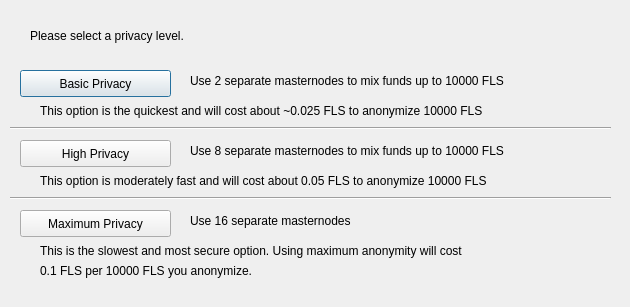
decenomy/FLS, file src/qt/forms/obfuscationconfig.ui: the form before one commit.
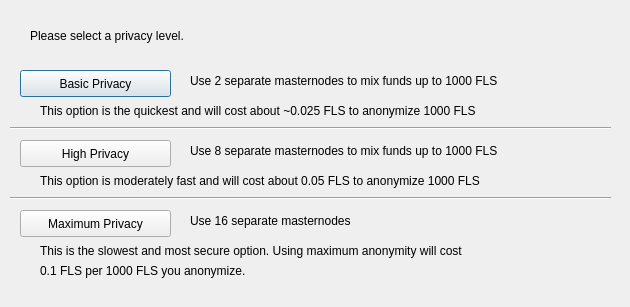
The form after the commit.

```diff
--- a/src/qt/forms/obfuscationconfig.ui
+++ b/src/qt/forms/obfuscationconfig.ui
@@ -75,7 +75,7 @@
     </rect>
    </property>
    <property name="text">
-    <string>Use 2 separate masternodes to mix funds up to 10000 FLS</string>
+    <string>Use 2 separate masternodes to mix funds up to 1000 FLS</string>
    </property>
   </widget>
   <widget class="QLabel" name="label_3">
@@ -88,7 +88,7 @@
     </rect>
    </property>
    <property name="text">
-    <string>Use 8 separate masternodes to mix funds up to 10000 FLS</string>
+    <string>Use 8 separate masternodes to mix funds up to 1000 FLS</string>
    </property>
   </widget>
   <widget class="QLabel" name="label_4">
@@ -114,7 +114,7 @@
     </rect>
    </property>
    <property name="text">
-    <string>This option is the quickest and will cost about ~0.025 FLS to anonymize 10000 FLS</string>
+    <string>This option is the quickest and will cost about ~0.025 FLS to anonymize 1000 FLS</string>
    </property>
   </widget>
   <widget class="QLabel" name="label_7">
@@ -127,7 +127,7 @@
     </rect>
    </property>
    <property name="text">
-    <string>This option is moderately fast and will cost about 0.05 FLS to anonymize 10000 FLS</string>
+    <string>This option is moderately fast and will cost about 0.05 FLS to anonymize 1000 FLS</string>
    </property>
   </widget>
   <widget class="QLabel" name="label_8">
@@ -153,7 +153,7 @@
     </rect>
    </property>
    <property name="text">
-    <string>0.1 FLS per 10000 FLS you anonymize.</string>
+    <string>0.1 FLS per 1000 FLS you anonymize.</string>
    </property>
   </widget>
   <widget class="Line" name="line">
```
